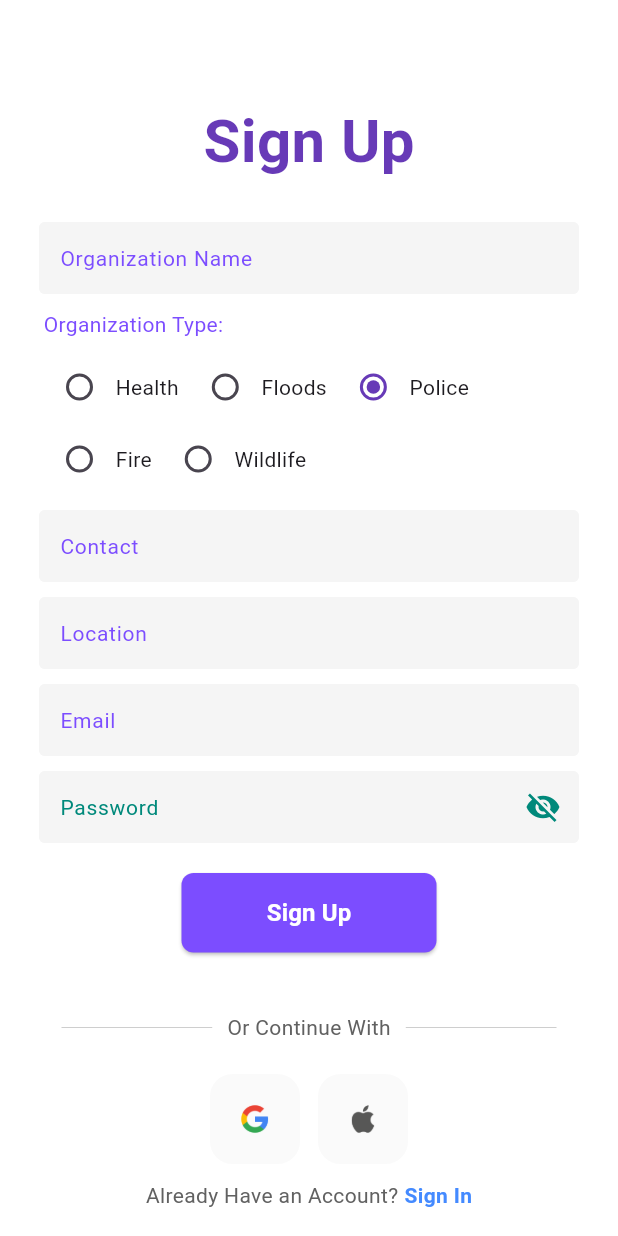
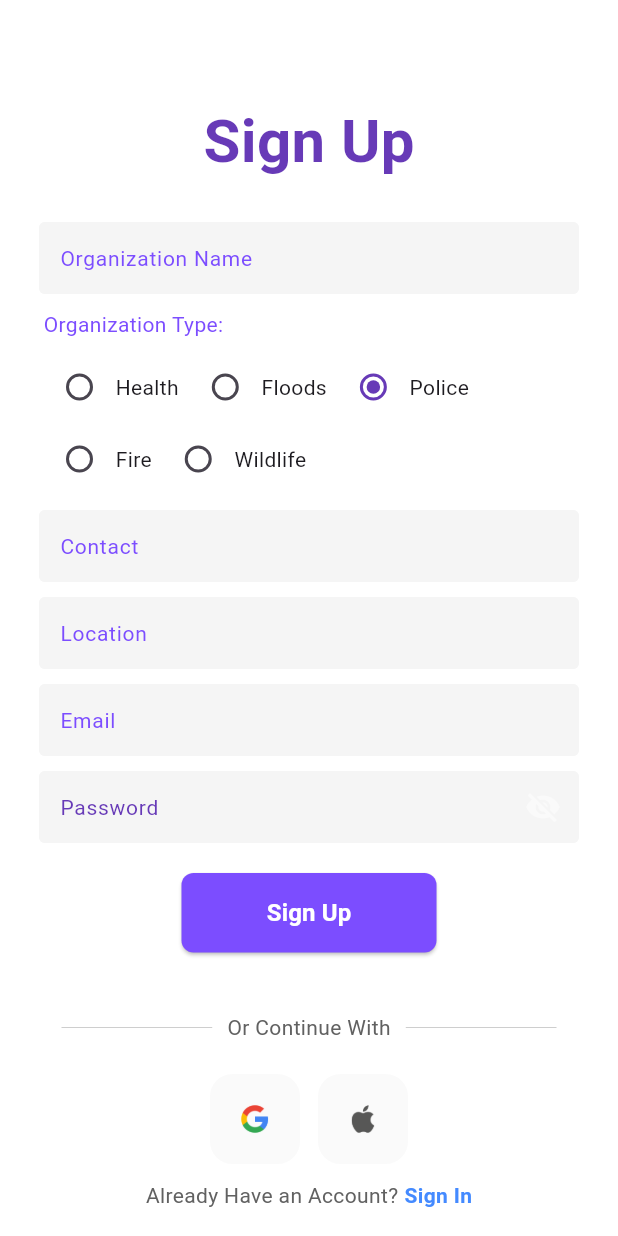
Before and after one commit to Nasiali-Eden/CityWatch, a Flutter app: the OrganizationRegistration screen opened directly, on a phone screen of 412 x 824 dp. Run offline on Flutter 3.47's test engine with Material 3 defaults, Android fonts, the phone set to English and light mode, and no system bars; our stand-ins replace cloud_firestore, firebase_auth, firebase_core; accounts and stored records are empty.

Commit message:
Password Input

```diff
--- a/lib/Reusables/inputfields/password.dart
+++ b/lib/Reusables/inputfields/password.dart
@@ -35,11 +35,11 @@ class _PasswordInputState extends State<PasswordInput> {
           fillColor: Colors.grey.shade100,
           filled: true,
           labelText: 'Password',
-          labelStyle: TextStyle(color: Colors.teal[600], fontSize: 14),
+          labelStyle: TextStyle(color: Colors.deepPurple, fontSize: 14),
           suffixIcon: IconButton(
             icon: Icon(
               _obscureText ? Icons.visibility_off : Icons.visibility,
-              color: Colors.teal[600],
+              color: Colors.grey[50],
             ),
             onPressed: () {
               setState(() {
```
